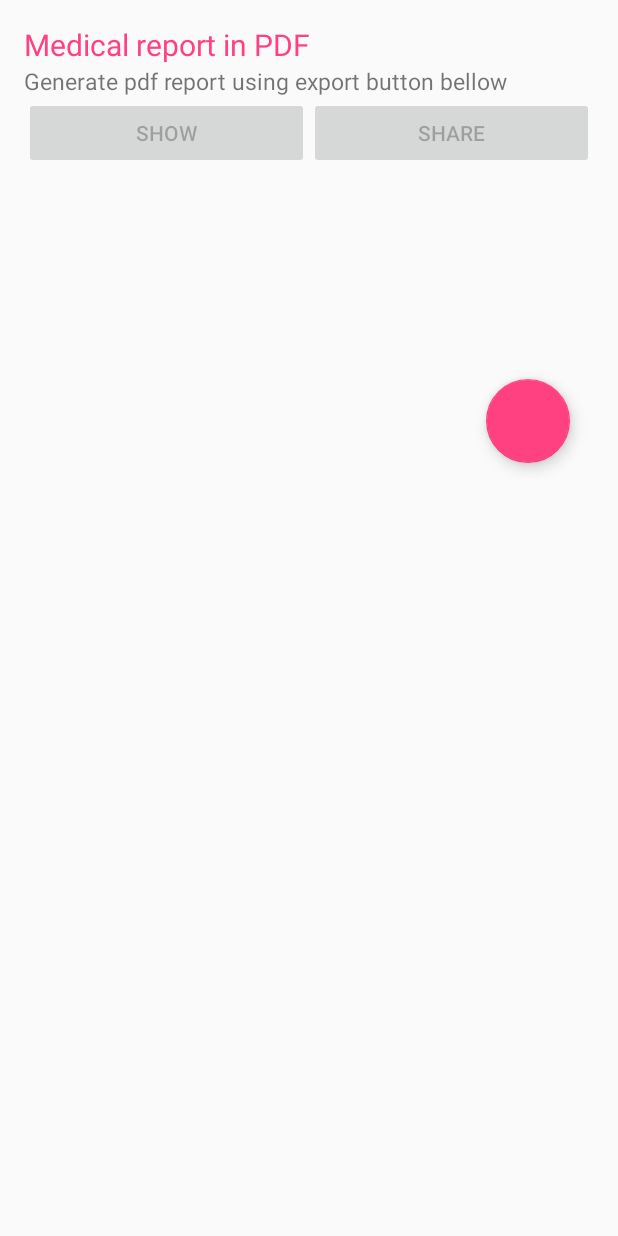
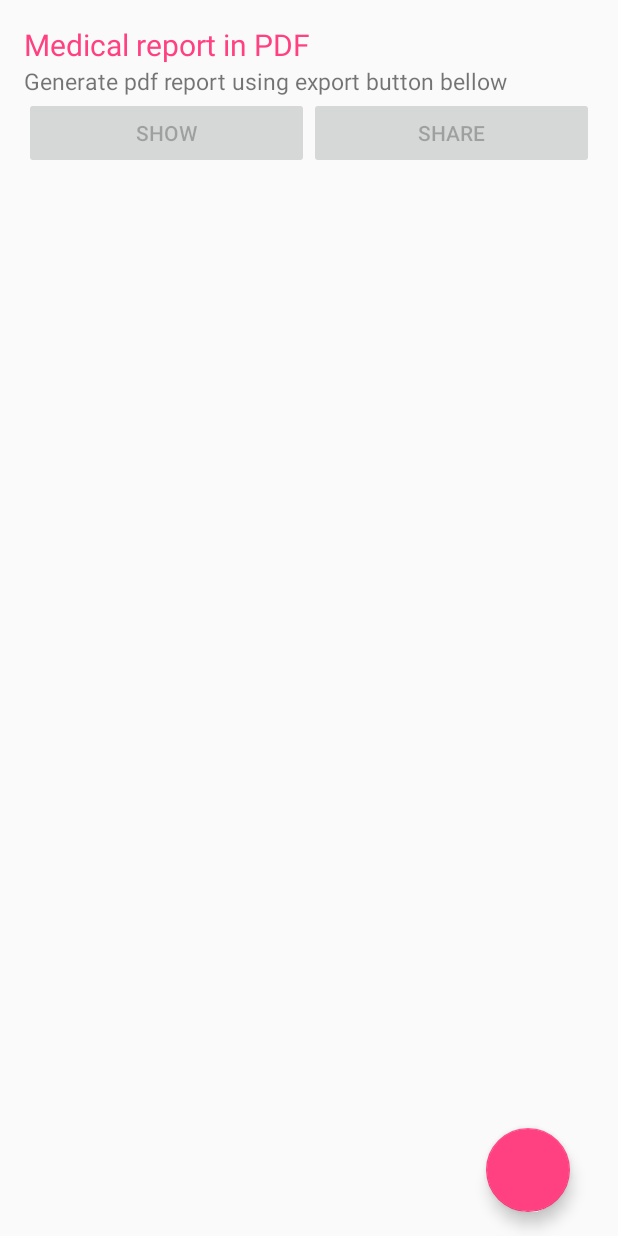
Before and after one commit to ankhthief/FirstAidLog, an Android app: the layout fragment_participant_info.xml on its own in the app's theme, with its tools: preview values and no code run, on a phone screen of 412 x 824 dp. Run offline under Robolectric (Android 15) with nearby library versions, the phone set to English and light mode, and no system bars; plain views replace FloatingActionButton.

Commit message:
pdf design changes

```diff
--- a/app/src/main/res/layout/fragment_participant_info.xml
+++ b/app/src/main/res/layout/fragment_participant_info.xml
@@ -1,4 +1,4 @@
-<LinearLayout xmlns:android="http://schemas.android.com/apk/res/android"
+<FrameLayout xmlns:android="http://schemas.android.com/apk/res/android"
     xmlns:tools="http://schemas.android.com/tools"
     xmlns:fab="http://schemas.android.com/apk/res-auto"
     android:layout_width="match_parent"
@@ -8,17 +8,18 @@
     android:paddingRight="16dp"
     android:paddingTop="16dp"
     tools:context="radimbures.firstaidlog.ParticipantInfo">
-    <TextView
-        android:layout_width="wrap_content"
-        android:layout_height="wrap_content"
-        android:textColor="@color/colorAccent"
-        android:text="@string/medical_report_pdf"
-        android:textSize="20sp" />
 
     <LinearLayout
         android:layout_width="match_parent"
         android:layout_height="wrap_content"
         android:orientation="vertical">
+
+        <TextView
+            android:layout_width="wrap_content"
+            android:layout_height="wrap_content"
+            android:textColor="@color/colorAccent"
+            android:text="@string/medical_report_pdf"
+            android:textSize="20sp" />
             <TextView
                 android:layout_width="match_parent"
                 android:layout_height="wrap_content"
@@ -95,4 +96,4 @@
         android:layout_gravity="bottom|end"
         android:layout_margin="@dimen/fab_margin"/>
 
-</LinearLayout>
+</FrameLayout>
--- a/app/src/main/res/values/strings.xml
+++ b/app/src/main/res/values/strings.xml
@@ -100,7 +100,7 @@
     <string name="personal_info">Personal information</string>
     <string name="generate_pdf_report_using_export_button_bellow">Generate pdf report using export button bellow</string>
     <string name="no_particpants_in_db">No participants in DB, add some first</string>
-    <string name="date_separator">&#160;-&#160;;</string>
+    <string name="date_separator">&#160;-&#160;</string>
     <string name="share_file">Share File</string>
     <string name="email_text">Hi, I\'m sending you medical report of your child in attachment.
         \n
@@ -110,7 +110,7 @@
         Event management</string>
     <string name="email_sub1">Medical report for&#160;</string>
     <string name="email_subject2">&#160;from event&#160;</string>
-    <string name="pdf_title">Medical Report for</string>
+    <string name="pdf_title">Medical Report for </string>
     <string name="personal_identification_number2">Personal identification number: %1$s</string>
     <string name="insurence_company2">Insurance company: %1$s</string>
     <string name="notes_optional2">Notes: %1$s</string>
```
Also changed, not shown: app/src/main/java/radimbures/firstaidlog/ParticipantInfo.java (+31 -6 lines), 1 other file.
